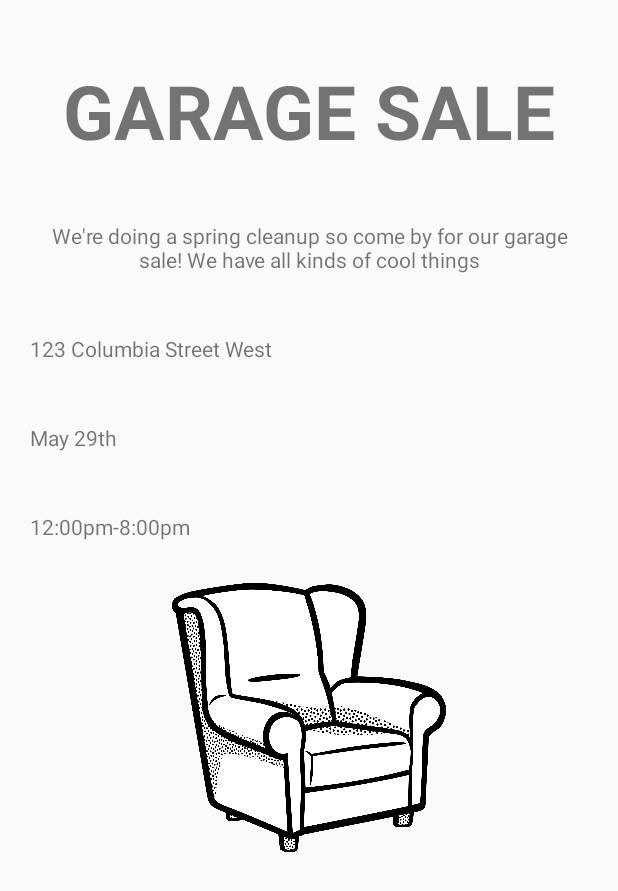
After one commit to kevinwang5658/EngHack, an Android app: the layout sales_template.xml on its own in the app's theme, with its tools: preview values and no code run, on a phone screen of 412 x 824 dp. The commit adds this screen. Shown: the top 891 px of the screen. Run offline under Robolectric (Android 15) with nearby library versions, the phone set to English and light mode, and no system bars.

Commit message:
templates

```diff
--- a/app/src/main/java/com/rievo/com/enghack/recycler_things/CardAdapter.java
+++ b/app/src/main/java/com/rievo/com/enghack/recycler_things/CardAdapter.java
@@ -57,8 +57,6 @@ public class CardAdapter extends RecyclerView.Adapter<CardDisplay> {
                 color = 0xffffff;
         }
 
-        Timber.d(color + "");
-
         holder.itemView.setBackgroundColor(holder.itemView.getContext().getResources().getColor(color));
 
         int randNum = (int) (Math.random() * 500) + 500;
--- /dev/null
+++ b/app/src/main/res/layout/sales_template.xml
@@ -0,0 +1,60 @@
+<?xml version="1.0" encoding="utf-8"?>
+<LinearLayout xmlns:android="http://schemas.android.com/apk/res/android"
+    android:orientation="vertical" android:layout_width="match_parent"
+    android:layout_height="match_parent">
+
+    <?xml version="1.0" encoding="utf-8"?>
+    <LinearLayout xmlns:android="http://schemas.android.com/apk/res/android"
+        android:orientation="vertical"
+        android:layout_width="match_parent"
+        android:layout_height="match_parent"
+        android:weightSum="1">
+
+        <TextView
+            android:id="@+id/title"
+            android:layout_width="match_parent"
+            android:layout_height="wrap_content"
+            android:layout_marginTop="40dp"
+            android:layout_marginBottom="20dp"
+            android:text="GARAGE SALE"
+            android:textAlignment="center"
+            android:textSize="50sp"
+            android:textStyle="bold" />
+
+        <TextView
+            android:id="@+id/description"
+            android:layout_width="wrap_content"
+            android:layout_height="wrap_content"
+            android:text="We're doing a spring cleanup so come by for our garage sale! We have all kinds of cool things"
+            android:layout_margin="20dp"
+            android:textAlignment="center"/>
+
+        <TextView
+            android:layout_width="wrap_content"
+            android:layout_height="wrap_content"
+            android:id="@+id/location"
+            android:text="123 Columbia Street West"
+            android:layout_margin="20dp"/>
+
+        <TextView
+            android:layout_width="wrap_content"
+            android:layout_height="wrap_content"
+            android:id="@+id/date"
+            android:text="May 29th"
+            android:layout_margin="20dp"/>
+
+        <TextView
+            android:layout_width="wrap_content"
+            android:layout_height="wrap_content"
+            android:id="@+id/time"
+            android:text="12:00pm-8:00pm"
+            android:layout_margin="20dp"/>
+
+        <ImageView
+            android:layout_width="wrap_content"
+            android:layout_height="195dp"
+            android:src="@drawable/armchair_image"/>
+
+    </LinearLayout>
+
+</LinearLayout>
```
Also changed, not shown: app/src/main/res/drawable/ic_android_black_24dp.xml (added, +9 -0 lines), app/src/main/res/layout/events_template.xml (added, +48 -0 lines), app/src/main/res/layout/services_template.xml (added, +47 -0 lines), app/src/main/res/carnival_image.png (added), app/src/main/res/drawable/armchair_image.png (added), app/src/main/res/drawable/carnival_image.png (added).
